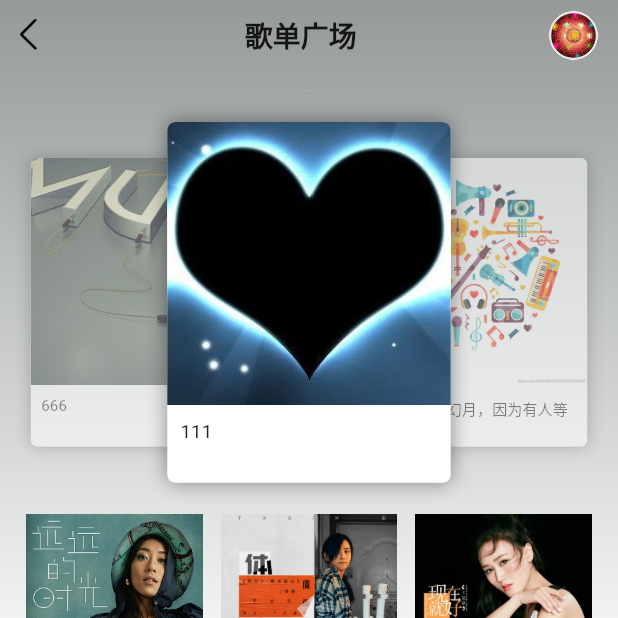
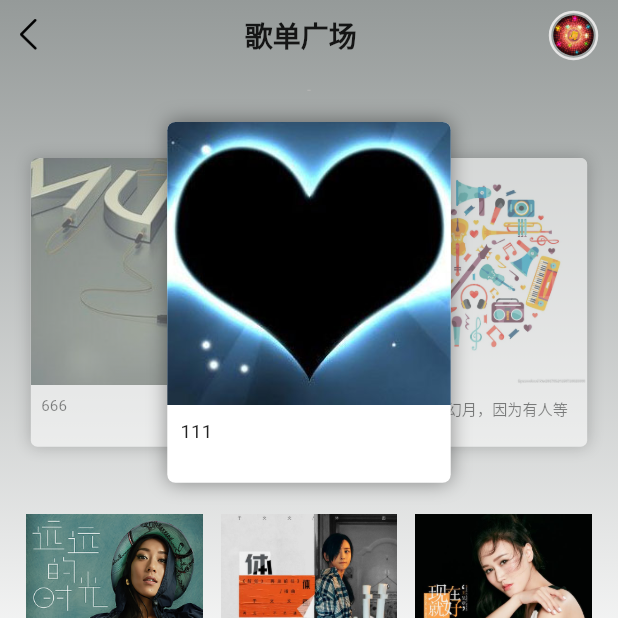
Before and after one commit to coderhzy/music, a Flutter app: the SquarePage screen opened by its route, after a tap on "每日推荐", on a phone screen of 412 x 824 dp, the top half of it. Run offline on Flutter 3.47's test engine with Material 2 defaults, Android fonts, the phone set to English and light mode, and no system bars; our stand-ins replace audioplayers, carousel_slider, flutter_hooks.

Commit message:
自定义全局播放图标canvas

```diff
--- /dev/null
+++ b/lib/util/arc_progress.dart
@@ -0,0 +1,87 @@
+import 'dart:math';
+import 'package:flutter/material.dart';
+
+class ArcProgress extends StatelessWidget {
+  final double percent;
+  final double width;
+  final Color color;
+  final Color bgColor;
+
+  ArcProgress({
+    this.percent = 0.0,
+    this.width = 1.0,
+    this.color = Colors.black,
+    this.bgColor = Colors.grey,
+  }) : super();
+
+  @override
+  Widget build(BuildContext context) {
+    return CustomPaint(
+      painter: _ArcPainter(
+        percent: percent,
+        width: width,
+        bgColor: bgColor,
+        color: color,
+      ),
+    );
+  }
+}
+
+/// 绘图(对是否有背景颜色进行判断)
+class _ArcPainter extends CustomPainter {
+  final double percent;
+  final double width;
+  final Color color;
+  final Color bgColor;
+
+  _ArcPainter({
+    this.percent = 0.0,
+    this.width = 1.0,
+    this.color = Colors.black,
+    this.bgColor = Colors.grey,
+  }) : super();
+
+  /// 前景
+  /// path
+  @override
+  void paint(Canvas canvas, Size size) {
+    final rect = Rect.fromLTWH(
+        width / 2, width / 2, size.width - width, size.height - width);
+
+    // 背景
+    if (bgColor != null) {
+      // path
+      final path = Path();
+      // 注意在计算机中圆的0度起点
+      path.arcTo(rect, -90 * pi / 180, 359.999 * pi / 180, true);
+
+      // paint
+      final paint = Paint();
+      paint.style = PaintingStyle.stroke;
+      paint.strokeWidth = width;
+      paint.color = bgColor;
+
+      canvas.drawPath(path, paint);
+    }
+
+    // 前景
+    // path
+    final path = Path();
+    path.arcTo(rect, -90 * pi / 180, percent * 359.99 * pi / 180, true);
+
+    // paint
+    final paint = Paint();
+    paint.style = PaintingStyle.stroke;
+    paint.strokeWidth = width;
+    paint.color = color;
+    paint.strokeCap = StrokeCap.round;
+
+    canvas.drawPath(path, paint);
+  }
+
+  /// paint画笔
+  @override
+  bool shouldRepaint(_ArcPainter oldDelegate) {
+    return oldDelegate.percent != percent;
+  }
+}
--- a/lib/widgets/playing.dart
+++ b/lib/widgets/playing.dart
@@ -1,6 +1,7 @@
 import 'package:flutter/material.dart';
 import 'package:music/util/screen_util.dart';
-
+import 'package:music/util/play_state.dart';
+import 'package:music/util/arc_progress.dart';
 
 /// 右上角播放头像按钮组件封装
 class Playing extends StatelessWidget {
@@ -9,23 +10,67 @@ class Playing extends StatelessWidget {
   @override
   Widget build(BuildContext context) {
     final screen = Screen(context);
+    final playState = PlayState.of(context);
 
+    final size = screen.calc(60);
+    // final size=screen.calc(200);
+    final borderWidth = screen.calc(3);
+    // final borderWidth=screen.calc(30);
+
+    var percent = 0.0;
+
+    if (playState.current != null && playState.total != null) {
+      percent = playState.current / playState.total;
+    }
     return Hero(
-      /// 使用Hero去除在页面切换时候的动画
       tag: 'right_top_playing_icon',
-      child: Container(
-        width: screen.calc(60),
-        height: screen.calc(60),
-        decoration: BoxDecoration(
-            borderRadius: BorderRadius.circular(screen.calc(30)),
-            border: Border.all(
-                width: screen.calc(3), color: Color(0xffe5e5e5)),
-            image: DecorationImage(
-              image: AssetImage(
-                'assets/tmp_icon_music.png',
-              ),
-            )),
-      ),
+      child: GestureDetector(
+          onTap: () {
+            Navigator.pushNamed(context, '/player');
+          },
+          child: Container(
+              width: size,
+              height: size,
+              child: Stack(
+                children: [
+                  Container(
+                    margin: EdgeInsets.only(left: 3, top: 3),
+                    width: size - 6,
+                    height: size - 6,
+                    decoration: BoxDecoration(
+                      image: DecorationImage(
+                        fit: BoxFit.fill,
+                        image: AssetImage('assets/tmp_icon_music.png'),
+                      ),
+                      borderRadius: BorderRadius.circular(size / 2),
+                    ),
+                  ),
+                  Positioned.fill(
+                      child: ArcProgress(
+                    percent: percent,
+                    width: borderWidth,
+                    color: Color(0xffff3a3a),
+                    bgColor: Color(0xffe5e5e5),
+                  )),
+                ],
+              ))),
     );
   }
 }
+
+// return Hero(
+// /// 使用Hero去除在页面切换时候的动画
+// tag: 'right_top_playing_icon',
+// child: Container(
+// width: screen.calc(60),
+// height: screen.calc(60),
+// decoration: BoxDecoration(
+// borderRadius: BorderRadius.circular(screen.calc(30)),
+// border: Border.all(width: screen.calc(3), color: Color(0xffe5e5e5)),
+// image: DecorationImage(
+// image: AssetImage(
+// 'assets/tmp_icon_music.png',
+// ),
+// )),
+// ),
+// );
```
